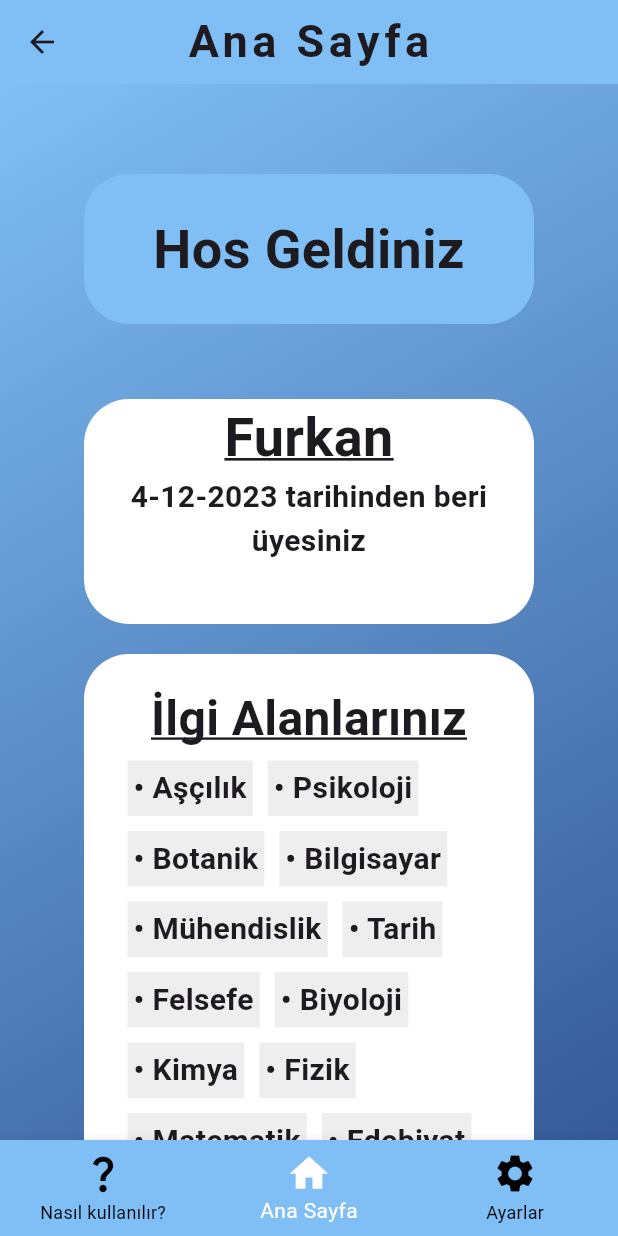
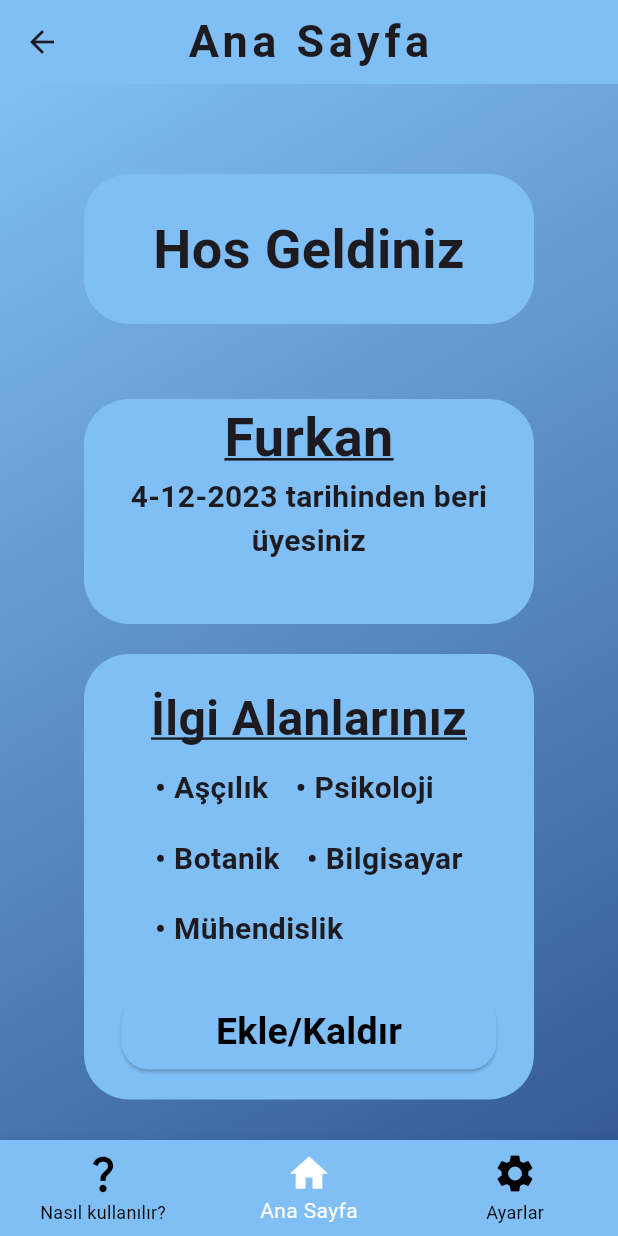
Before and after one commit to furkanCalik7/Yoldas, a Flutter app: the VolunteerMainFrame screen opened by its route, on a phone screen of 412 x 824 dp. Run offline on Flutter 3.47's test engine with Material 3 defaults, Android fonts, the phone set to English and light mode, and no system bars; our stand-ins replace camera, card_swiper, firebase_auth, firebase_core, flutter_rating_bar, flutter_secure_storage and 8 more; missing offline and left inert: flutter_tflite, google_mlkit_commons, google_mlkit_text_recognition; accounts and stored records are empty; generated files the repository leaves out were written again.

Commit message:
some updates on UI

```diff
--- a/frontend/lib/controller/scan_controller.dart
+++ b/frontend/lib/controller/scan_controller.dart
@@ -106,7 +106,7 @@ class ScanController extends GetxController {
 
     if(detector != null) {
       log("Detected object: ${detector.first}");
-      label = detector.first['detectedClass'].toString();
+      String detected = detector.first['detectedClass'].toString();
       var confidence = detector.first['confidenceInClass'];
       if (confidence > 0.6) {
         x = detector.first['rect']['x'];
@@ -114,7 +114,7 @@ class ScanController extends GetxController {
         w = detector.first['rect']['w'];
         h = detector.first['rect']['h'];
 
-        label = englishToTurkishDictionary[label]!;
+        label = englishToTurkishDictionary[detected]!;
         await flutterTts.speak(label);
         await flutterTts.awaitSpeakCompletion(true);
 
--- a/frontend/lib/pages/volunteer_home_screen.dart
+++ b/frontend/lib/pages/volunteer_home_screen.dart
@@ -2,6 +2,7 @@ import 'package:flutter/material.dart';
 import 'package:frontend/custom_widgets/buttons/button_main.dart';
 import 'package:frontend/custom_widgets/text_widgets/text_container_custom.dart';
 
+import '../custom_widgets/colors.dart';
 import '../custom_widgets/text_widgets/text_container.dart';
 
 class VolunteerHomeScreen extends StatelessWidget {
@@ -26,7 +27,7 @@ class VolunteerHomeScreen extends StatelessWidget {
             height: 150,
             width: 300,
             decoration: BoxDecoration(
-              color: Colors.white, borderRadius: BorderRadius.circular(30),
+              color: textContainerColor, borderRadius: BorderRadius.circular(30),
             ),
             child: Center(
               child: Column(
@@ -58,7 +59,7 @@ class VolunteerHomeScreen extends StatelessWidget {
             margin: const EdgeInsets.fromLTRB(0, 0, 0, 30),
             width: 300,
             decoration: BoxDecoration(
-              color: Colors.white, borderRadius: BorderRadius.circular(30),
+              color: textContainerColor, borderRadius: BorderRadius.circular(30),
             ),
             child: Column(
               children: [
@@ -75,7 +76,6 @@ class VolunteerHomeScreen extends StatelessWidget {
                 children: categories.map((e) => Container(
                   margin: const EdgeInsets.all(5),
                   padding: const EdgeInsets.all(4),
-                  color: Colors.grey[200],
                   child: Text(
                     "\u2022 " + e,
                     textAlign: TextAlign.center,
@@ -88,7 +88,7 @@ class VolunteerHomeScreen extends StatelessWidget {
                 ),
                 ),
                 SizedBox(height: 20,),
-                ButtonMain(text: "Ekle veya Değiştir", action: () {}, width: 250, height: 50,)
+                ButtonMain(text: "Ekle/Kaldır", action: () {}, width: 250, height: 50,)
               ],
             ),
           )
--- a/frontend/lib/pages/volunteer_main_frame.dart
+++ b/frontend/lib/pages/volunteer_main_frame.dart
@@ -31,78 +31,6 @@ class _VolunteerMainFrameState extends State<VolunteerMainFrame> {
       "Botanik",
       "Bilgisayar",
       "Mühendislik",
-      "Tarih",
-      "Felsefe",
-      "Biyoloji",
-      "Kimya",
-      "Fizik",
-      "Matematik",
-      "Edebiyat",
-      "Müzik",
-      "Sanat",
-      "Spor",
-      "Tiyatro",
-      "Sinema",
-      "Dans",
-      "Fotoğrafçılık",
-      "Yazılım",
-      "Mobil",
-      "Web",
-      "Oyun",
-      "Masaüstü",
-      "Mühendislik",
-      "Tarih",
-      "Felsefe",
-      "Biyoloji",
-      "Kimya",
-      "Fizik",
-      "Matematik",
-      "Edebiyat",
-      "Müzik",
-      "Sanat",
-      "Spor",
-      "Tiyatro",
-      "Sinema",
-      "Dans",
-      "Fotoğrafçılık",
-      "Yazılım",
-      "Mobil",
-      "Web",
-      "Oyun",
-      "Masaüstü",
-      "Mühendislik",
-      "Tarih",
-      "Felsefe",
-      "Biyoloji",
-      "Kimya",
-      "Fizik",
-      "Matematik",
-      "Edebiyat",
-      "Müzik",
-      "Sanat",
-      "Spor",
-      "Tiyatro",
-      "Sinema",
-      "Dans",
-      "Fotoğrafçılık",
-      "Yazılım",
-      "Mobil",
-      "Web",
-      "Oyun",
-      "Masaüstü",
-      "Mühendislik",
-      "Tarih",
-      "Felsefe",
-      "Biyoloji",
-      "Kimya",
-      "Fizik",
-      "Matematik",
-      "Edebiyat",
-      "Müzik",
-      "Sanat",
-      "Spor",
-      "Tiyatro",
-      "Sinema",
     ]),
     SettingsScreen(),
   ];
```
